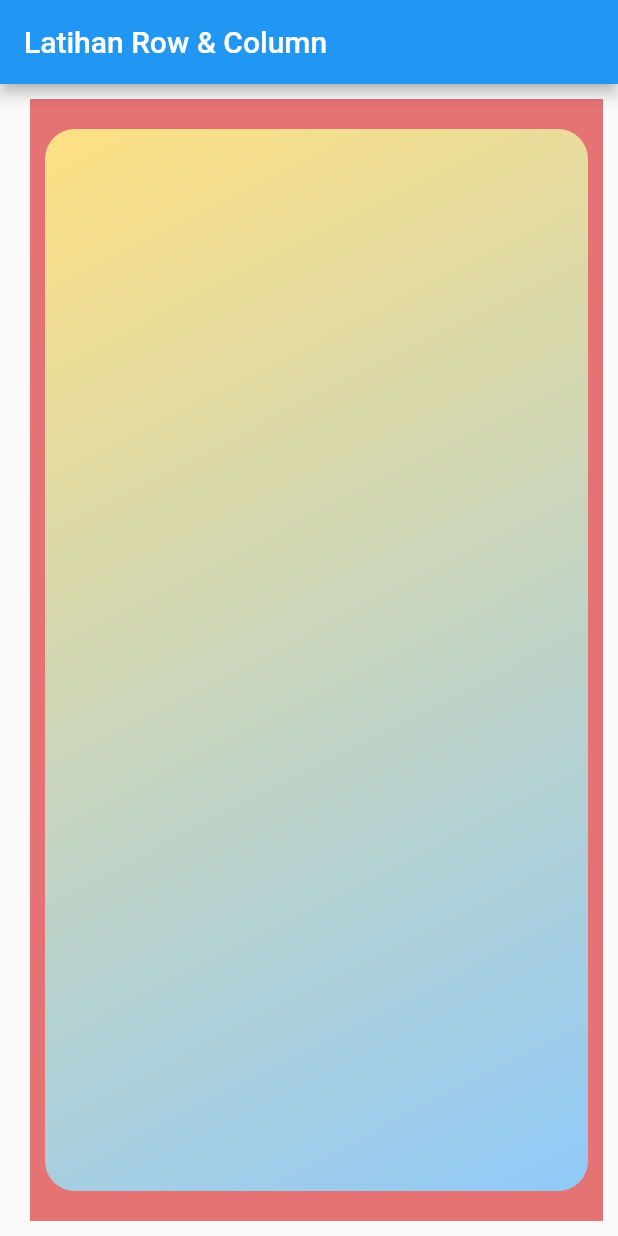
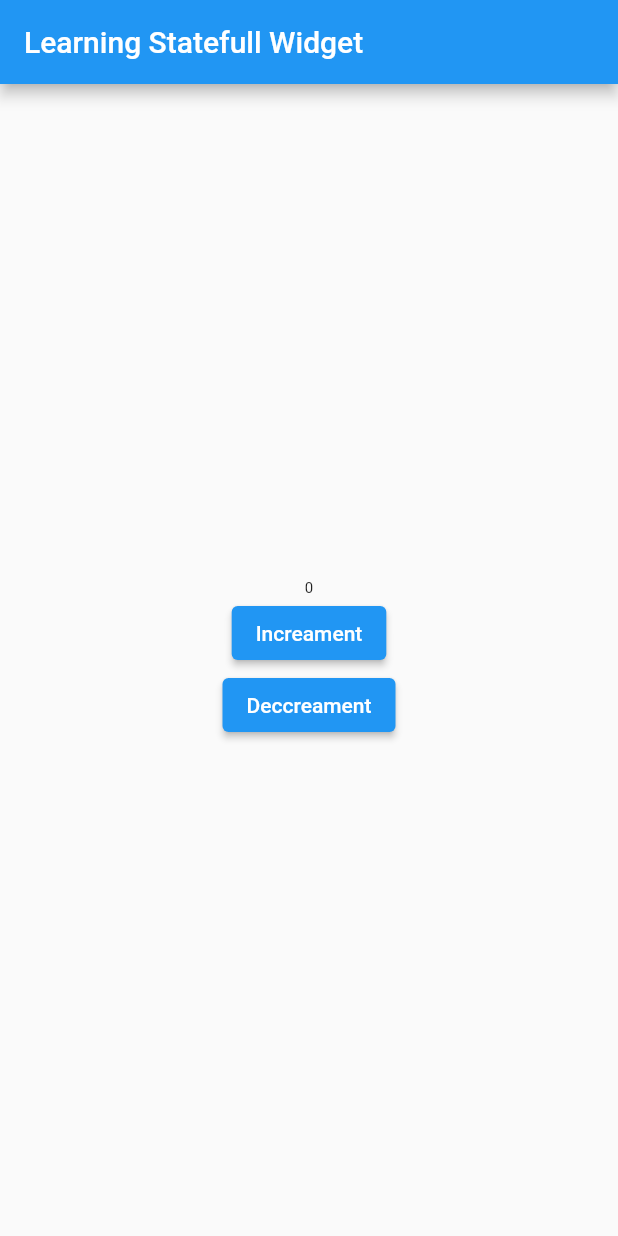
Before and after one commit to acepnurmansidik/Flutter_Practice, a Flutter app: the screen it shows after launch, on a phone screen of 412 x 824 dp. Run offline on Flutter 3.47's test engine with Material 2 defaults, Android fonts, the phone set to English and light mode, and no system bars.

Commit message:
Statefull widget

```diff
--- a/lib/main.dart
+++ b/lib/main.dart
@@ -2,32 +2,46 @@ import 'package:flutter/material.dart';
 
 void main() => runApp(const MyApp());
 
-class MyApp extends StatelessWidget {
+class MyApp extends StatefulWidget {
   const MyApp({Key? key}) : super(key: key);
 
-  // This widget is the root of your application.
+  @override
+  _MyAppState createState() => _MyAppState();
+}
+
+class _MyAppState extends State<MyApp> {
+  int counter = 0;
+  void increamentBtn() {
+    // setState untuk refresh
+    setState(() {
+      counter += 1;
+    });
+  }
+
+  void decreamentBtn() => setState(() {
+        counter -= 1;
+      });
+
   @override
   Widget build(BuildContext context) {
     return MaterialApp(
       home: Scaffold(
         appBar: AppBar(
-          title: const Text("Latihan Row & Column"),
+          title: const Text("Learning Statefull Widget"),
         ),
-        body: Container(
-          color: Colors.red.shade300,
-          margin: const EdgeInsets.fromLTRB(20, 10, 10, 10),
-          padding: const EdgeInsets.only(bottom: 10, top: 10),
-          child: Container(
-            margin: const EdgeInsets.all(10),
-            decoration: BoxDecoration(
-                borderRadius: BorderRadius.circular(20),
-                gradient: LinearGradient(
-                    begin: Alignment.topLeft,
-                    end: Alignment.bottomRight,
-                    colors: <Color>[
-                      Colors.amber.shade200,
-                      Colors.blue.shade200
-                    ])),
+        body: Center(
+          child: Column(
+            mainAxisAlignment: MainAxisAlignment.center,
+            children: <Widget>[
+              Text(
+                counter.toString(),
+                style: TextStyle(fontSize: 10 + counter.toDouble()),
+              ),
+              ElevatedButton(
+                  onPressed: increamentBtn, child: const Text("Increament")),
+              ElevatedButton(
+                  onPressed: decreamentBtn, child: const Text("Deccreament")),
+            ],
           ),
         ),
       ),
```
